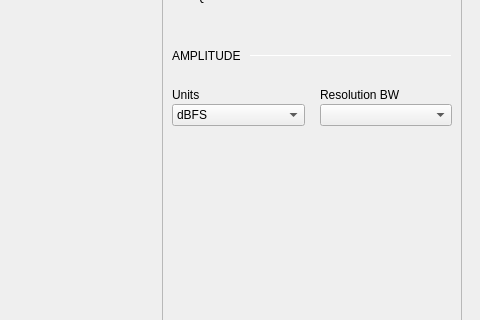
Above: ui/spectrum_analyzer.ui from analogdevicesinc/scopy before the change; both pictures show x 509 to 989 and y 225 to 545 of the 989 by 661 pixel window. Below: the same form after it.
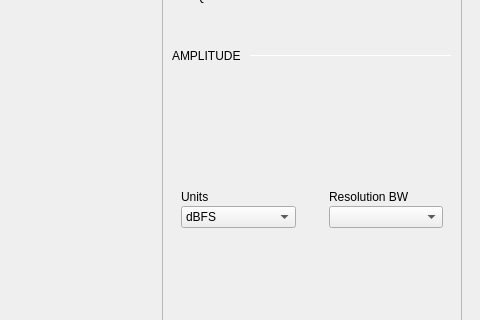
That is the form after the change. The open tabs and pages were chosen to show the change. Icons and pictures are not drawn. Custom widgets are drawn as their Qt base class.

Commit message: Fixed widgets spacing in 4k

What changed in the file:
```diff
--- a/ui/spectrum_analyzer.ui
+++ b/ui/spectrum_analyzer.ui
@@ -1004,9 +1004,15 @@
                     <x>0</x>
                     <y>0</y>
                     <width>298</width>
-                    <height>313</height>
+                    <height>521</height>
                    </rect>
                   </property>
+                  <property name="sizePolicy">
+                   <sizepolicy hsizetype="Preferred" vsizetype="Preferred">
+                    <horstretch>0</horstretch>
+                    <verstretch>0</verstretch>
+                   </sizepolicy>
+                  </property>
                   <layout class="QVBoxLayout" name="verticalLayout_16">
                    <item>
                     <layout class="QHBoxLayout" name="hLayout_title">
@@ -1291,67 +1297,161 @@
                      <property name="spacing">
                       <number>15</number>
                      </property>
-                     <item row="0" column="1">
-                      <layout class="QVBoxLayout" name="verticalLayout_9">
-                       <property name="spacing">
-                        <number>2</number>
+                     <item row="1" column="0">
+                      <widget class="QWidget" name="widget2" native="true">
+                       <property name="sizePolicy">
+                        <sizepolicy hsizetype="Preferred" vsizetype="Fixed">
+                         <horstretch>0</horstretch>
+                         <verstretch>0</verstretch>
+                        </sizepolicy>
                        </property>
-                       <item>
-                        <widget class="QStackedWidget" name="bottomWidget"/>
-                       </item>
-                       <item>
-                        <spacer name="verticalSpacer_11">
-                         <property name="orientation">
-                          <enum>Qt::Vertical</enum>
-                         </property>
-                         <property name="sizeHint" stdset="0">
-                          <size>
-                           <width>0</width>
-                           <height>0</height>
-                          </size>
-                         </property>
-                        </spacer>
-                       </item>
-                       <item>
-                        <widget class="QLabel" name="lbl_rbw">
-                         <property name="text">
-                          <string>Resolution BW</string>
-                         </property>
-                        </widget>
-                       </item>
-                       <item>
-                        <widget class="QComboBox" name="cmb_rbw"/>
-                       </item>
-                      </layout>
+                       <layout class="QVBoxLayout" name="verticalLayout_5">
+                        <property name="spacing">
+                         <number>2</number>
+                        </property>
+                        <item>
+                         <widget class="QLabel" name="lbl_units">
+                          <property name="text">
+                           <string>Units</string>
+                          </property>
+                         </widget>
+                        </item>
+                        <item>
+                         <widget class="QComboBox" name="cmb_units">
+                          <property name="sizePolicy">
+                           <sizepolicy hsizetype="Preferred" vsizetype="Fixed">
+                            <horstretch>0</horstretch>
+                            <verstretch>0</verstretch>
+                           </sizepolicy>
+                          </property>
+                          <item>
+                           <property name="text">
+                            <string>dBFS</string>
+                           </property>
+                          </item>
+                         </widget>
+                        </item>
+                       </layout>
+                      </widget>
+                     </item>
+                     <item row="1" column="1">
+                      <widget class="QWidget" name="widget1" native="true">
+                       <property name="sizePolicy">
+                        <sizepolicy hsizetype="Preferred" vsizetype="Fixed">
+                         <horstretch>0</horstretch>
+                         <verstretch>0</verstretch>
+                        </sizepolicy>
+                       </property>
+                       <layout class="QVBoxLayout" name="verticalLayout_9">
+                        <property name="spacing">
+                         <number>2</number>
+                        </property>
+                        <item>
+                         <widget class="QLabel" name="lbl_rbw">
+                          <property name="text">
+                           <string>Resolution BW</string>
+                          </property>
+                         </widget>
+                        </item>
+                        <item>
+                         <widget class="QComboBox" name="cmb_rbw"/>
+                        </item>
+                       </layout>
+                      </widget>
                      </item>
                      <item row="0" column="0">
-                      <layout class="QVBoxLayout" name="verticalLayout_5">
-                       <property name="spacing">
-                        <number>2</number>
+                      <widget class="QWidget" name="verticalWidget" native="true">
+                       <property name="sizePolicy">
+                        <sizepolicy hsizetype="Preferred" vsizetype="Fixed">
+                         <horstretch>0</horstretch>
+                         <verstretch>0</verstretch>
+                        </sizepolicy>
                        </property>
-                       <item>
-                        <widget class="QStackedWidget" name="topWidget"/>
-                       </item>
-                       <item>
-                        <widget class="QStackedWidget" name="divisionWidget"/>
-                       </item>
-                       <item>
-                        <widget class="QLabel" name="lbl_units">
-                         <property name="text">
-                          <string>Units</string>
-                         </property>
-                        </widget>
-                       </item>
-                       <item>
-                        <widget class="QComboBox" name="cmb_units">
-                         <item>
-                          <property name="text">
-                           <string>dBFS</string>
+                       <layout class="QVBoxLayout" name="verticalLayout_19">
+                        <property name="topMargin">
+                         <number>1</number>
+                        </property>
+                        <item>
+                         <widget class="QStackedWidget" name="topWidget">
+                          <property name="sizePolicy">
+                           <sizepolicy hsizetype="Preferred" vsizetype="Fixed">
+                            <horstretch>0</horstretch>
+                            <verstretch>0</verstretch>
+                           </sizepolicy>
                           </property>
-                         </item>
-                        </widget>
-                       </item>
-                      </layout>
+                          <property name="minimumSize">
+                           <size>
+                            <width>0</width>
+                            <height>0</height>
+                           </size>
+                          </property>
+                         </widget>
+                        </item>
+                        <item>
+                         <widget class="QStackedWidget" name="divisionWidget">
+                          <property name="sizePolicy">
+                           <sizepolicy hsizetype="Preferred" vsizetype="Fixed">
+                            <horstretch>0</horstretch>
+                            <verstretch>0</verstretch>
+                           </sizepolicy>
+                          </property>
+                          <property name="minimumSize">
+                           <size>
+                            <width>0</width>
+                            <height>0</height>
+                           </size>
+                          </property>
+                         </widget>
+                        </item>
+                       </layout>
+                      </widget>
+                     </item>
+                     <item row="0" column="1">
+                      <widget class="QWidget" name="verticalWidget_2" native="true">
+                       <property name="sizePolicy">
+                        <sizepolicy hsizetype="Preferred" vsizetype="Fixed">
+                         <horstretch>0</horstretch>
+                         <verstretch>0</verstretch>
+                        </sizepolicy>
+                       </property>
+                       <layout class="QVBoxLayout" name="verticalLayout_20">
+                        <property name="topMargin">
+                         <number>1</number>
+                        </property>
+                        <item>
+                         <widget class="QStackedWidget" name="bottomWidget">
+                          <property name="sizePolicy">
+                           <sizepolicy hsizetype="Preferred" vsizetype="Preferred">
+                            <horstretch>0</horstretch>
+                            <verstretch>0</verstretch>
+                           </sizepolicy>
+                          </property>
+                          <property name="minimumSize">
+                           <size>
+                            <width>0</width>
+                            <height>0</height>
+                           </size>
+                          </property>
+                         </widget>
+                        </item>
+                        <item>
+                         <spacer name="verticalSpacer_7">
+                          <property name="orientation">
+                           <enum>Qt::Vertical</enum>
+                          </property>
+                          <property name="sizeType">
+                           <enum>QSizePolicy::Expanding</enum>
+                          </property>
+                          <property name="sizeHint" stdset="0">
+                           <size>
+                            <width>0</width>
+                            <height>72</height>
+                           </size>
+                          </property>
+                         </spacer>
+                        </item>
+                       </layout>
+                      </widget>
                      </item>
                     </layout>
                    </item>
```
Left out of the diff: 4 changed lines with no effect on the pictures. The commit also changes 3 other files.
